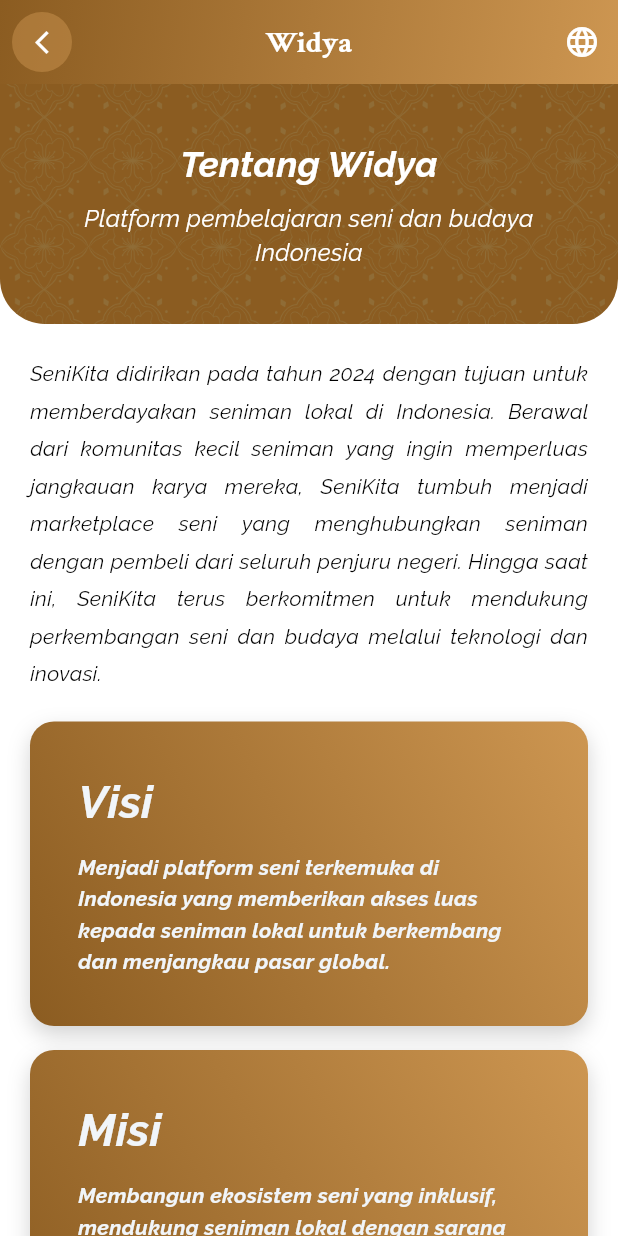
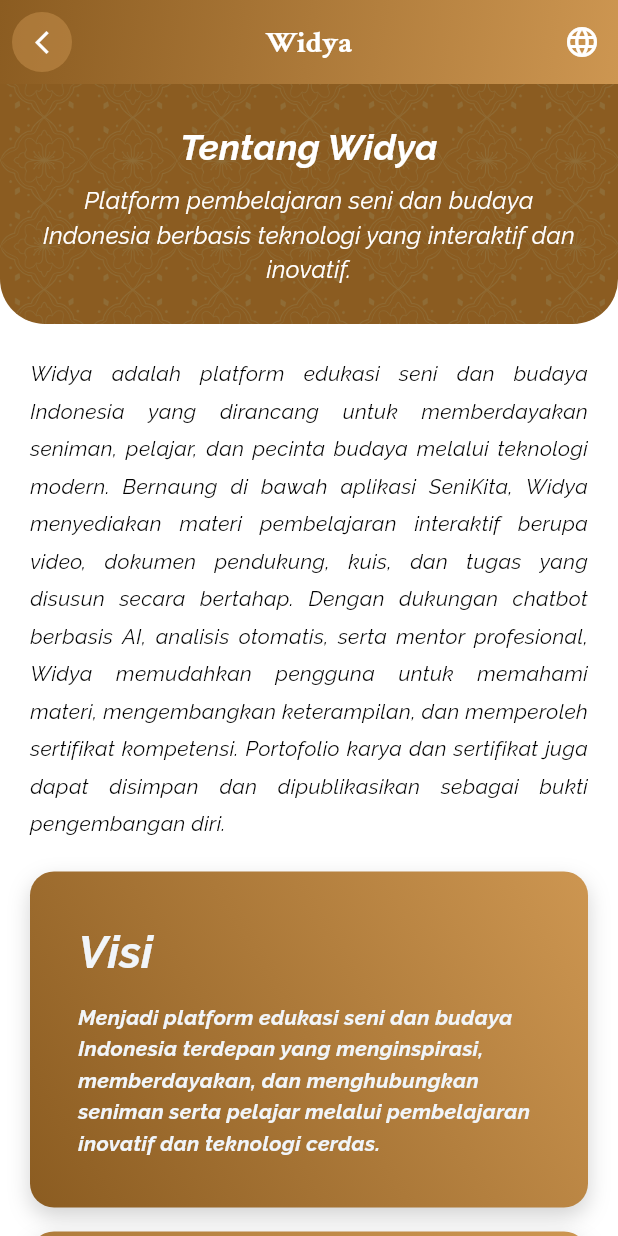
Before and after one commit to rickyprimay/senikita_edu_flutter, a Flutter app: the SeniKitaEduScreen screen opened by its route, on a phone screen of 412 x 824 dp. Run offline on Flutter 3.47's test engine with Material 3 defaults, Android fonts, the phone set to English and light mode, and no system bars; drawn by our look-alikes of toastification; our stand-ins replace another_flushbar, cached_network_image, flutter_gemini, flutter_html, flutter_svg, fluttertoast and 8 more; missing offline and left inert: flutter_lightbox, flutter_media_downloader; accounts and stored records are empty; project files that could hold a hidden picture were left out.

Commit message:
modify about and visi misi widya

```diff
--- a/lib/view/senikita_edu/senikita_edu.dart
+++ b/lib/view/senikita_edu/senikita_edu.dart
@@ -71,7 +71,7 @@ class _SeniKitaEduScreenState extends State<SeniKitaEduScreen> {
         ),
         actions: [
           IconButton(
-            icon: Icon(
+            icon: const Icon(
               Icons.language,
               color: Colors.white,
             ),
@@ -113,7 +113,7 @@ class _SeniKitaEduScreenState extends State<SeniKitaEduScreen> {
                     ),
                     const SizedBox(height: 8),
                     Text(
-                      'Platform pembelajaran seni dan budaya Indonesia',
+                      'Platform pembelajaran seni dan budaya Indonesia berbasis teknologi yang interaktif dan inovatif.',
                       style: AppFont.ralewaySubtitle.copyWith(
                         color: Colors.white,
                         fontWeight: FontWeight.w400,
@@ -130,7 +130,7 @@ class _SeniKitaEduScreenState extends State<SeniKitaEduScreen> {
               child: Column(
                 children: [
                   Text(
-                    'SeniKita didirikan pada tahun 2024 dengan tujuan untuk memberdayakan seniman lokal di Indonesia. Berawal dari komunitas kecil seniman yang ingin memperluas jangkauan karya mereka, SeniKita tumbuh menjadi marketplace seni yang menghubungkan seniman dengan pembeli dari seluruh penjuru negeri. Hingga saat ini, SeniKita terus berkomitmen untuk mendukung perkembangan seni dan budaya melalui teknologi dan inovasi.',
+                    'Widya adalah platform edukasi seni dan budaya Indonesia yang dirancang untuk memberdayakan seniman, pelajar, dan pecinta budaya melalui teknologi modern. Bernaung di bawah aplikasi SeniKita, Widya menyediakan materi pembelajaran interaktif berupa video, dokumen pendukung, kuis, dan tugas yang disusun secara bertahap. Dengan dukungan chatbot berbasis AI, analisis otomatis, serta mentor profesional, Widya memudahkan pengguna untuk memahami materi, mengembangkan keterampilan, dan memperoleh sertifikat kompetensi. Portofolio karya dan sertifikat juga dapat disimpan dan dipublikasikan sebagai bukti pengembangan diri.',
                     style: AppFont.ralewaySubtitle.copyWith(
                       color: Colors.black,
                       fontWeight: FontWeight.w400,
@@ -144,14 +144,18 @@ class _SeniKitaEduScreenState extends State<SeniKitaEduScreen> {
                   _buildCard(
                     title: 'Visi',
                     description:
-                        'Menjadi platform seni terkemuka di Indonesia yang memberikan akses luas kepada seniman lokal untuk berkembang dan menjangkau pasar global.',
+                        'Menjadi platform edukasi seni dan budaya Indonesia terdepan yang menginspirasi, memberdayakan, dan menghubungkan seniman serta pelajar melalui pembelajaran inovatif dan teknologi cerdas.',
                   ),
                   const SizedBox(height: 16),
 
                   _buildCard(
                     title: 'Misi',
                     description:
-                        'Membangun ekosistem seni yang inklusif, mendukung seniman lokal dengan sarana inovatif, dan menciptakan akses mudah bagi pembeli untuk mendapatkan karya seni berkualitas tinggi.',
+                        '• Menyediakan materi pembelajaran seni budaya yang berkualitas, interaktif, dan mudah diakses.\n'
+                        '• Memanfaatkan teknologi AI untuk mendampingi proses belajar dan memberikan umpan balik yang konstruktif.\n'
+                        '• Memfasilitasi mentor profesional dalam membimbing pengguna secara personal.\n'
+                        '• Memberikan sertifikasi kompetensi yang diakui untuk mendukung pengembangan karir dan portofolio.\n'
+                        '• Membangun komunitas seni yang inklusif dan kolaboratif di tingkat nasional dan global.',
                   ),
                 ],
               ),
```
